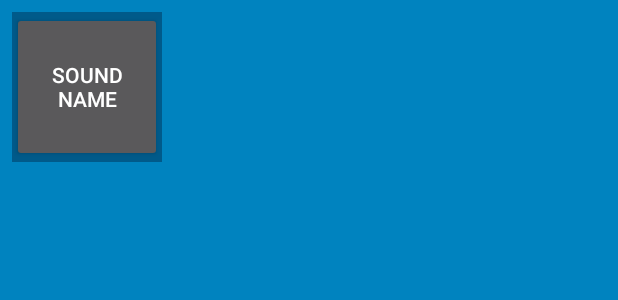
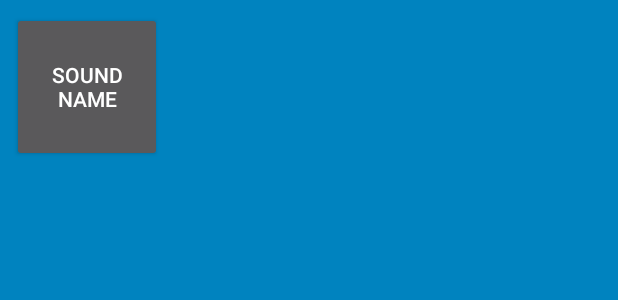
Before and after one commit to ZhdanRuslan/BeatBox, an Android app: the layout list_item_sound.xml on its own in the app's theme, with its tools: preview values and no code run, on a phone screen of 412 x 824 dp. Shown: the top 300 px of the screen. Run offline under Robolectric (Android 15) with nearby library versions, the light colour scheme and no system bars.

Commit message:
[remove botton]

```diff
--- a/app/src/main/res/layout/list_item_sound.xml
+++ b/app/src/main/res/layout/list_item_sound.xml
@@ -1,7 +1,6 @@
 <FrameLayout
     xmlns:android="http://schemas.android.com/apk/res/android"
     xmlns:tools="http://schemas.android.com/tools"
-    style="@style/BeatBoxButton.Strong"
     android:layout_margin="8dp"
     android:layout_width="wrap_content"
     android:layout_height="wrap_content">
```
